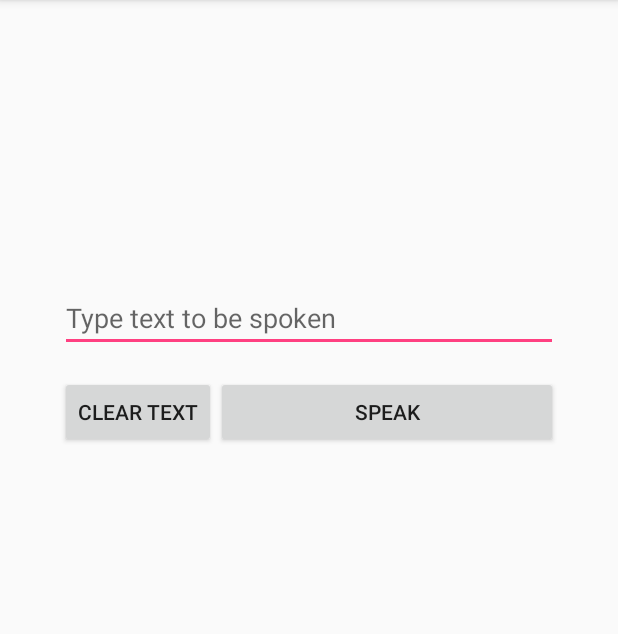
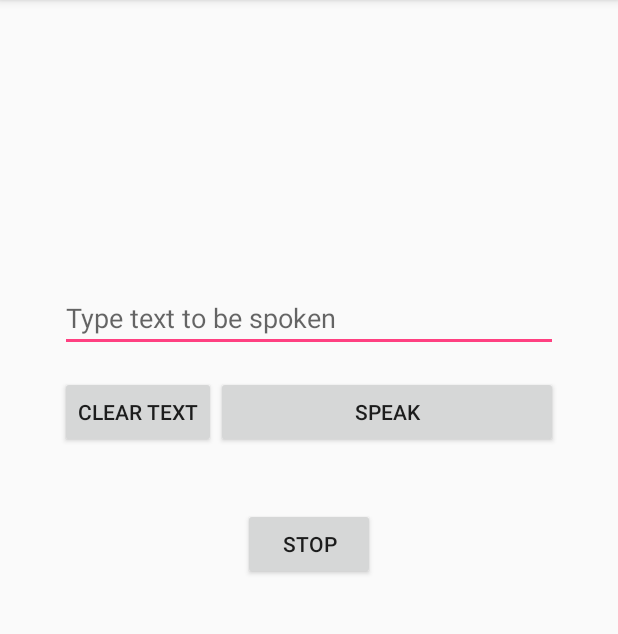
Before and after one commit to aemurill/Adiuvare, an Android app: the SpeakingScreen screen opened directly, with no data from a screen before it, on a phone screen of 412 x 824 dp, the part 84-718 px from its top. Run offline under Robolectric (Android 15) with nearby library versions, the phone set to English and light mode, and no system bars.

Commit message:
added stop button to speaking screen

```diff
--- a/app/src/main/java/edu/ucsc/cmps121/adiuvare/MainActivity.java
+++ b/app/src/main/java/edu/ucsc/cmps121/adiuvare/MainActivity.java
@@ -4,6 +4,7 @@ import android.content.Intent;
 import android.os.Bundle;
 import android.support.v7.app.AppCompatActivity;
 import android.view.View;
+
 
 public class MainActivity extends AppCompatActivity {
 
--- a/app/src/main/java/edu/ucsc/cmps121/adiuvare/SpeakingScreen.java
+++ b/app/src/main/java/edu/ucsc/cmps121/adiuvare/SpeakingScreen.java
@@ -8,13 +8,14 @@ import android.util.Log;
 import android.view.View;
 import android.widget.Button;
 import android.widget.EditText;
+import android.widget.Toast;
 
 import java.util.Locale;
 
 public class SpeakingScreen extends AppCompatActivity {
 
     private TextToSpeech tts;
-
+    private static final String TAG = "Adiuvare Listens";
 
     @Override
     protected void onCreate(Bundle savedInstanceState) {
@@ -23,6 +24,7 @@ public class SpeakingScreen extends AppCompatActivity {
 
         Button SpeakButton = (Button) findViewById(R.id.Speak);
         Button ClearText = (Button) findViewById(R.id.ClearText);
+        Button StopButton = (Button) findViewById(R.id.Stop);
 
 
         // create a new text to speech object
@@ -41,7 +43,12 @@ public class SpeakingScreen extends AppCompatActivity {
             }
         });
 
-
+        StopButton.setOnClickListener(new View.OnClickListener() {
+            @Override
+            public void onClick(View v) {
+                stopSpeaking();
+            }
+        });
         SpeakButton.setOnClickListener(new View.OnClickListener() {
             @Override
             public void onClick(View view) {
@@ -57,6 +64,11 @@ public class SpeakingScreen extends AppCompatActivity {
            }
         });
 
+    }
+
+    //stops current output and removes all items from queue
+    public void stopSpeaking() {
+        if (tts.isSpeaking()) tts.stop();
     }
 
     // gets text from user input and is spoken as soon as the "SPEAK" button is selected
--- a/app/src/main/res/layout/activity_speaking_screen.xml
+++ b/app/src/main/res/layout/activity_speaking_screen.xml
@@ -7,6 +7,7 @@
     tools:context="edu.ucsc.cmps121.adiuvare.SpeakingScreen">
 
     <RelativeLayout
+        android:id="@+id/relativeLayout"
         android:layout_width="fill_parent"
         android:layout_height="wrap_content"
         android:layout_alignParentTop="true"
@@ -14,36 +15,45 @@
 
         <EditText
             android:id="@+id/TextInput"
-            android:layout_margin="40dp"
             android:layout_width="fill_parent"
             android:layout_height="wrap_content"
+            android:layout_centerInParent="true"
+            android:layout_margin="40dp"
             android:gravity="bottom|left"
-            android:lines="5"
             android:hint="Type text to be spoken"
             android:inputType="textCapSentences|textAutoCorrect|textMultiLine"
-            android:layout_centerInParent="true"/>
+            android:lines="5" />
 
         <LinearLayout
             android:layout_width="fill_parent"
+            android:layout_height="wrap_content"
+            android:layout_below="@+id/TextInput"
             android:layout_margin="40dp"
-            android:layout_height="wrap_content"
-            android:orientation="horizontal"
-            android:layout_below="@+id/TextInput">
+            android:orientation="horizontal">
 
             <Button
                 android:id="@+id/ClearText"
                 android:layout_width="wrap_content"
                 android:layout_height="wrap_content"
-                android:text="@string/ClearText"/>
+                android:text="@string/ClearText" />
 
             <Button
                 android:id="@+id/Speak"
                 android:layout_width="fill_parent"
                 android:layout_height="wrap_content"
-                android:text="@string/Speak"/>
+                android:text="@string/Speak" />
 
         </LinearLayout>
 
     </RelativeLayout>
 
+    <Button
+        android:id="@+id/Stop"
+        android:layout_width="wrap_content"
+        android:layout_height="wrap_content"
+        android:text="@string/Stop"
+        app:layout_constraintLeft_toLeftOf="parent"
+        app:layout_constraintRight_toRightOf="parent"
+        app:layout_constraintTop_toBottomOf="@+id/relativeLayout" />
+
 </android.support.constraint.ConstraintLayout>
--- a/app/src/main/res/values/strings.xml
+++ b/app/src/main/res/values/strings.xml
@@ -2,4 +2,5 @@
     <string name="app_name">Adiuvare</string>
     <string name="Speak">Speak</string>
     <string name="ClearText">Clear Text</string>
+    <string name="Stop">Stop</string>
 </resources>
```
